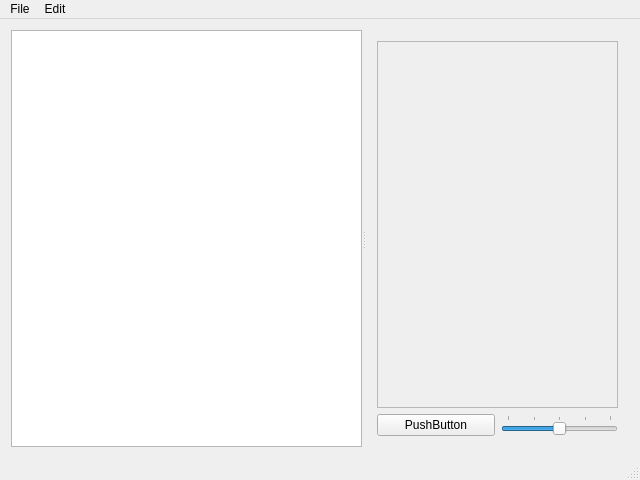
Old version of the form MainWindow.ui in the repository kringg/Asim.
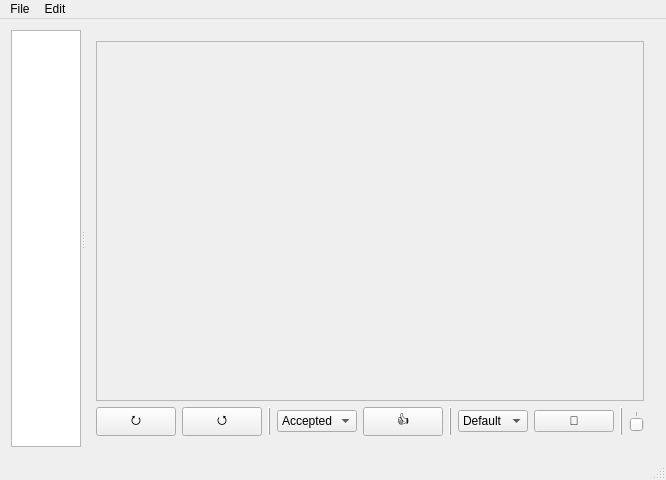
New version of the form.

Commit message: Implemented initial image structure and unicode-emoji-buttons.

```diff
--- a/MainWindow.ui
+++ b/MainWindow.ui
@@ -27,36 +27,7 @@
       </widget>
       <widget class="QWidget" name="gridLayoutWidget">
        <layout class="QGridLayout" name="gridLayout">
-        <item row="1" column="0">
-         <widget class="QPushButton" name="pushButton">
-          <property name="text">
-           <string>PushButton</string>
-          </property>
-         </widget>
-        </item>
-        <item row="1" column="1">
-         <widget class="QSlider" name="sizeId">
-          <property name="minimum">
-           <number>1</number>
-          </property>
-          <property name="maximum">
-           <number>5</number>
-          </property>
-          <property name="pageStep">
-           <number>1</number>
-          </property>
-          <property name="value">
-           <number>3</number>
-          </property>
-          <property name="orientation">
-           <enum>Qt::Horizontal</enum>
-          </property>
-          <property name="tickPosition">
-           <enum>QSlider::TicksAbove</enum>
-          </property>
-         </widget>
-        </item>
-        <item row="0" column="0" colspan="2">
+        <item row="0" column="0" colspan="10">
          <widget class="QScrollArea" name="scrollArea">
           <property name="sizePolicy">
            <sizepolicy hsizetype="Expanding" vsizetype="Expanding">
@@ -72,13 +43,124 @@
             <rect>
              <x>0</x>
              <y>0</y>
-             <width>359</width>
-             <height>419</height>
+             <width>504</width>
+             <height>384</height>
             </rect>
            </property>
           </widget>
          </widget>
         </item>
+        <item row="1" column="0">
+         <widget class="QPushButton" name="btnRotateClockwise">
+          <property name="text">
+           <string>⭮</string>
+          </property>
+         </widget>
+        </item>
+        <item row="1" column="4">
+         <widget class="QPushButton" name="btnAcceptReject">
+          <property name="text">
+           <string>👍</string>
+          </property>
+         </widget>
+        </item>
+        <item row="1" column="1">
+         <widget class="QPushButton" name="btnRotateCounterClockwise">
+          <property name="text">
+           <string>⭯</string>
+          </property>
+         </widget>
+        </item>
+        <item row="1" column="9">
+         <widget class="QSlider" name="sliderSize">
+          <property name="minimum">
+           <number>1</number>
+          </property>
+          <property name="maximum">
+           <number>5</number>
+          </property>
+          <property name="pageStep">
+           <number>1</number>
+          </property>
+          <property name="value">
+           <number>3</number>
+          </property>
+          <property name="orientation">
+           <enum>Qt::Horizontal</enum>
+          </property>
+          <property name="tickPosition">
+           <enum>QSlider::TicksAbove</enum>
+          </property>
+         </widget>
+        </item>
+        <item row="1" column="6">
+         <widget class="QComboBox" name="comboBoxEditMode">
+          <item>
+           <property name="text">
+            <string>Default</string>
+           </property>
+          </item>
+         </widget>
+        </item>
+        <item row="1" column="5">
+         <widget class="Line" name="line">
+          <property name="frameShadow">
+           <enum>QFrame::Raised</enum>
+          </property>
+          <property name="orientation">
+           <enum>Qt::Vertical</enum>
+          </property>
+         </widget>
+        </item>
+        <item row="1" column="8">
+         <widget class="Line" name="line_2">
+          <property name="frameShadow">
+           <enum>QFrame::Raised</enum>
+          </property>
+          <property name="orientation">
+           <enum>Qt::Vertical</enum>
+          </property>
+         </widget>
+        </item>
+        <item row="1" column="3">
+         <widget class="QComboBox" name="comboBoxViewMode">
+          <property name="currentIndex">
+           <number>1</number>
+          </property>
+          <item>
+           <property name="text">
+            <string>All</string>
+           </property>
+          </item>
+          <item>
+           <property name="text">
+            <string>Accepted</string>
+           </property>
+          </item>
+          <item>
+           <property name="text">
+            <string>Rejected</string>
+           </property>
+          </item>
+         </widget>
+        </item>
+        <item row="1" column="7">
+         <widget class="QPushButton" name="btnEdit">
+          <property name="text">
+           <string>🎨</string>
+          </property>
+         </widget>
+        </item>
+        <item row="1" column="2">
+         <widget class="Line" name="line_3">
+          <property name="frameShadow">
+           <enum>QFrame::Raised</enum>
+          </property>
+          <property name="orientation">
+           <enum>Qt::Vertical</enum>
+          </property>
+         </widget>
+        </item>
        </layout>
       </widget>
      </widget>
```
Left out of the diff: 8 changed lines with no effect on the pictures. The commit also changes 6 other files.
